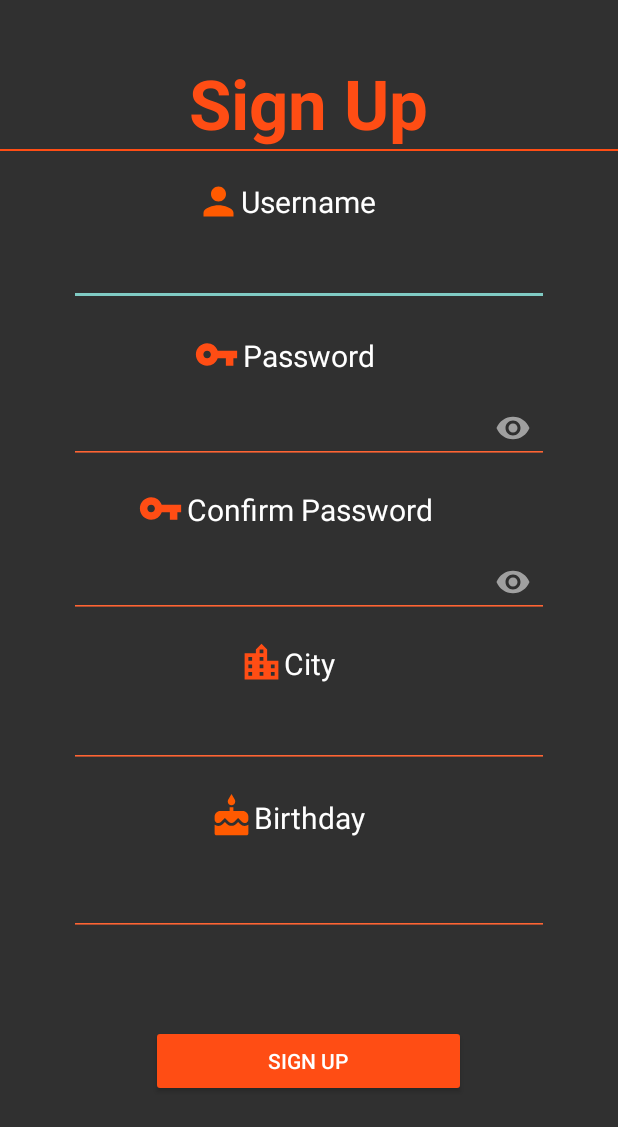
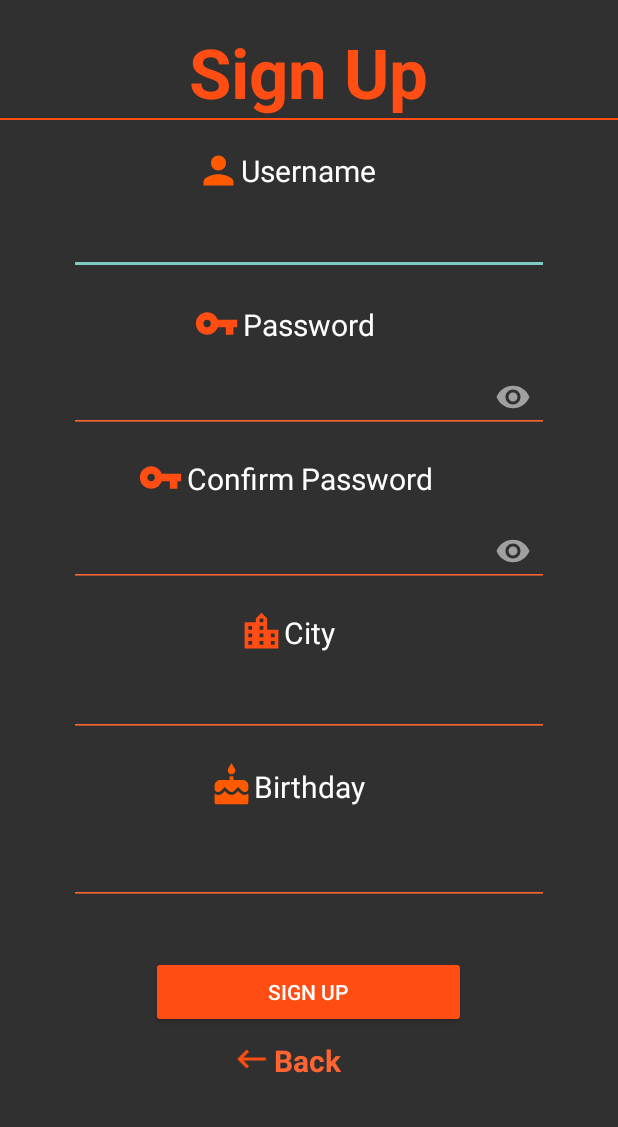
Before and after one commit to StefanoOr/PalestratiProgettoIum, an Android app: the SignUp screen opened directly, with no data from a screen before it, on a phone screen of 412 x 824 dp. Shown: the top 1127 px of the screen. Run offline under Robolectric (Android 15) with nearby library versions, the phone set to English and light mode, and no system bars; Roboto replaces fonts that are not available here.

Commit message:
Card
Bozza di card

```diff
--- a/app/src/main/java/com/example/palestratiium/SignUp.java
+++ b/app/src/main/java/com/example/palestratiium/SignUp.java
@@ -32,7 +32,7 @@ public class SignUp extends AppCompatActivity {
 
     User user = new User();
     TextInputLayout username, city, password, passwordConf;
-    TextView date;
+    TextView date, back;
     Button signup_button;
     DatePickerFragment datePickerFragment = new DatePickerFragment();
     boolean isPasswordVisibleNEW, isPasswordVisibleCONFIRM;
@@ -52,6 +52,7 @@ public class SignUp extends AppCompatActivity {
         date = findViewById(R.id.input_signup_date);
         date.setInputType(InputType.TYPE_NULL);
         signup_button = findViewById(R.id.input_button_signUp);
+        back = findViewById(R.id.textView2);
         isPasswordVisibleNEW = true;
         isPasswordVisibleCONFIRM = true;
 
@@ -108,6 +109,15 @@ public class SignUp extends AppCompatActivity {
                 }else{
                     //TODO raise expection for not matching passwords
                 }
+            }
+        });
+
+        back.setOnClickListener(new View.OnClickListener() {
+            @Override
+            public void onClick(View v) {
+                Intent home = new Intent(SignUp.this, Login.class);
+                home.putExtra(EXTRA_USER, user);
+                startActivity(home);
             }
         });
 
--- /dev/null
+++ b/app/src/main/res/drawable/ic_baseline_keyboard_backspace_24.xml
@@ -0,0 +1,5 @@
+<vector android:height="24dp" android:tint="#FF4D14"
+    android:viewportHeight="24" android:viewportWidth="24"
+    android:width="24dp" xmlns:android="http://schemas.android.com/apk/res/android">
+    <path android:fillColor="@android:color/white" android:pathData="M21,11H6.83l3.58,-3.59L9,6l-6,6 6,6 1.41,-1.41L6.83,13H21z"/>
+</vector>
--- a/app/src/main/res/layout/activity_sign_up.xml
+++ b/app/src/main/res/layout/activity_sign_up.xml
@@ -24,7 +24,7 @@
             app:layout_constraintHorizontal_bias="0.498"
             app:layout_constraintStart_toStartOf="parent"
             app:layout_constraintTop_toTopOf="parent"
-            app:layout_constraintVertical_bias="0.05" />
+            app:layout_constraintVertical_bias="0.023" />
 
         <View
             android:id="@+id/view7"
@@ -265,7 +265,31 @@
             app:layout_constraintHorizontal_bias="0.497"
             app:layout_constraintStart_toStartOf="parent"
             app:layout_constraintTop_toBottomOf="@+id/input_signup_date"
-            app:layout_constraintVertical_bias="0.346" />
+            app:layout_constraintVertical_bias="0.146" />
+
+        <TextView
+            android:id="@+id/textView2"
+            android:layout_width="wrap_content"
+            android:layout_height="wrap_content"
+            android:layout_marginTop="8dp"
+            android:text="Back"
+            android:textColor="@color/barra_separatoria_secondaria"
+            android:textSize="20dp"
+            android:textStyle="bold"
+            app:layout_constraintEnd_toEndOf="parent"
+            app:layout_constraintHorizontal_bias="0.498"
+            app:layout_constraintStart_toStartOf="parent"
+            app:layout_constraintTop_toBottomOf="@+id/input_button_signUp" />
+
+        <ImageView
+            android:layout_width="30dp"
+            android:layout_height="25dp"
+            android:layout_marginTop="8dp"
+            android:src="@drawable/ic_baseline_keyboard_backspace_24"
+            app:layout_constraintEnd_toStartOf="@+id/textView2"
+            app:layout_constraintHorizontal_bias="1.0"
+            app:layout_constraintStart_toStartOf="parent"
+            app:layout_constraintTop_toBottomOf="@+id/input_button_signUp" />
 
     </androidx.constraintlayout.widget.ConstraintLayout>
 
--- a/app/src/main/res/values/colors.xml
+++ b/app/src/main/res/values/colors.xml
@@ -11,4 +11,6 @@
     <color name="black">#000000</color>
     <color name="barra_separatoria_principale">#FF4D14</color>
     <color name="barra_separatoria_secondaria">#FF6433</color>
+    <color name="card_background">#000000</color>
+    <color name="card_text">#FF6433</color>
 </resources>
```
Also changed, not shown: app/src/main/res/layout/activity_login.xml (+4 -4 lines), app/src/main/res/layout/card_video.xml (+20 -9 lines).
